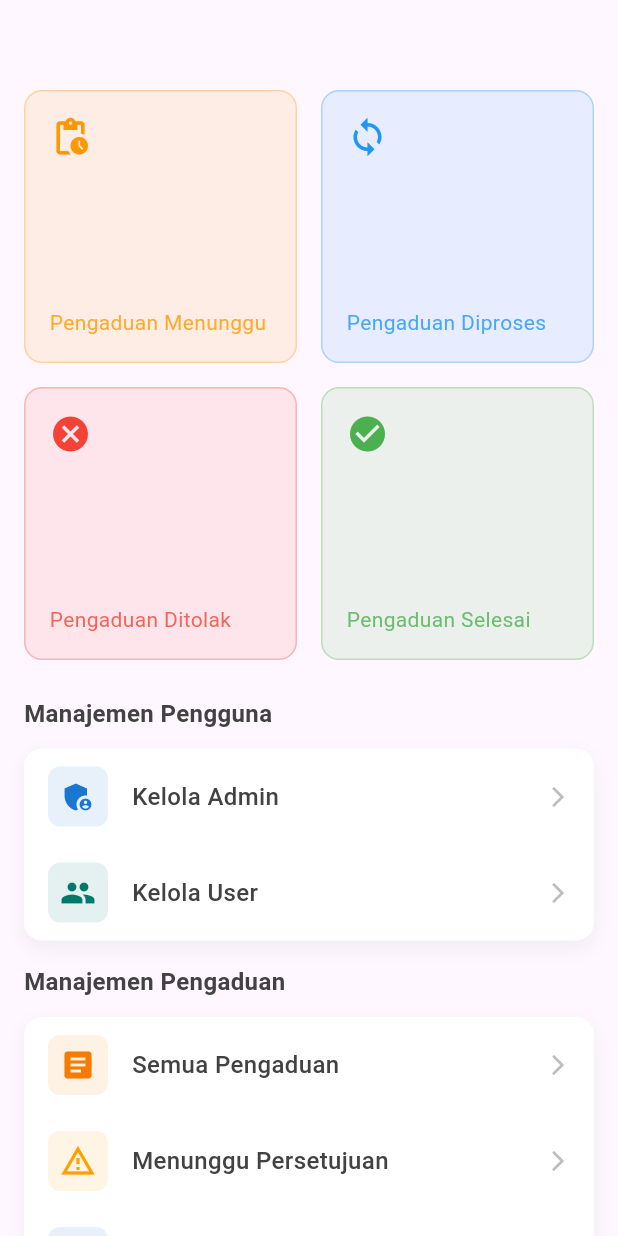
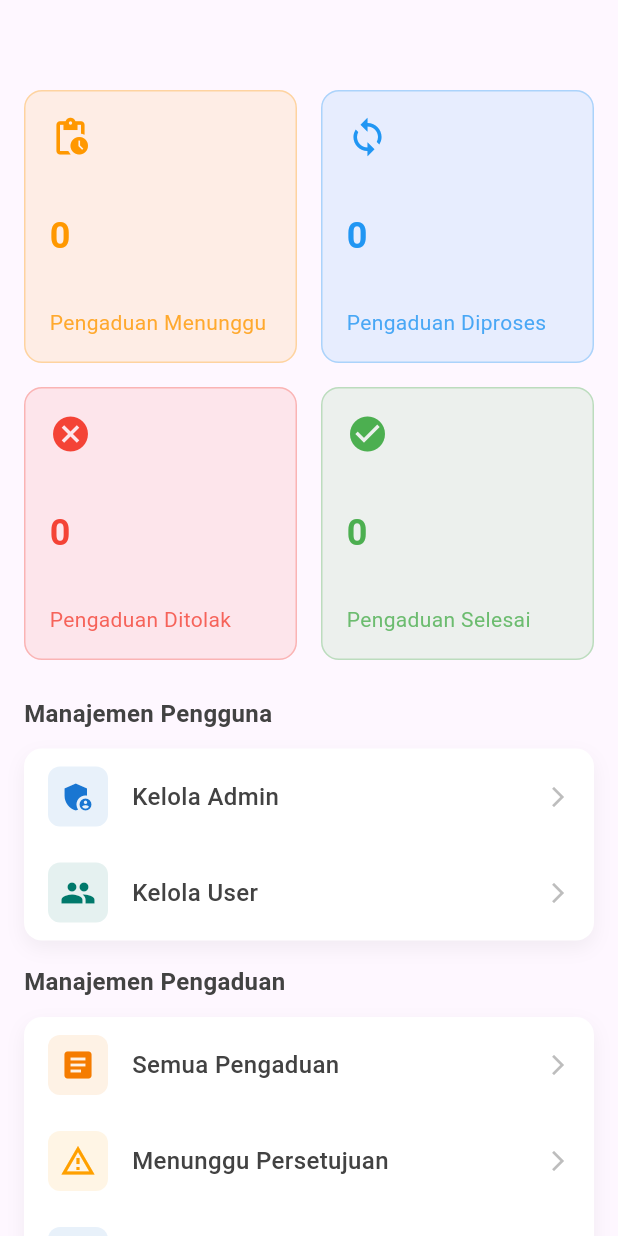
Before and after one commit to AndhikaaW/Saksi, a Flutter app: the HomeTabViewSuperadmin widget shown alone on an empty page, opened directly, on a phone screen of 412 x 824 dp. Run offline on Flutter 3.47's test engine with Material 3 defaults, Android fonts, the light colour scheme and no system bars; our stand-ins replace awesome_notifications, cloud_firestore, firebase_auth, firebase_core, get, get_storage and 3 more; missing offline and left inert: excel; accounts and stored records are empty; network calls fail; Roboto replaces fonts that are missing (Poppins).

Commit message:
[update] - fixing bug

```diff
--- a/lib/app/modules/dashboard/dashboardSuperadmin/controllers/dashboard_superadmin_controller.dart
+++ b/lib/app/modules/dashboard/dashboardSuperadmin/controllers/dashboard_superadmin_controller.dart
@@ -1,22 +1,37 @@
+import 'dart:async';
+
+import 'package:awesome_notifications/awesome_notifications.dart';
+import 'package:cloud_firestore/cloud_firestore.dart';
 import 'package:flutter/cupertino.dart';
 import 'package:get/get.dart';
 import 'package:get_storage/get_storage.dart';
+import 'package:saksi_app/app/data/models/Complaint.dart';
 import 'package:saksi_app/app/modules/chat/views/chat_list_view_admin.dart';
 import 'package:saksi_app/app/modules/dashboard/dashboardSuperadmin/views/home_superadmin.dart';
 import 'package:saksi_app/app/modules/profile/views/profile_view.dart';
 
 class DashboardSuperadminController extends GetxController {
+  final FirebaseFirestore _firestore = FirebaseFirestore.instance;
   final box = GetStorage();
   var username = ''.obs;
-  final currentIndex = 0.obs; // Gunakan .obs untuk reaktivitas
+  final currentIndex = 0.obs;
   late List<Widget> tabPages;
+
   final RxInt admins = 0.obs;
   final RxInt users = 0.obs;
   final RxBool isLoading = false.obs;
 
+  StreamSubscription<QuerySnapshot>? _complaintSubscription;
+  // Tambahkan RxInt untuk setiap status pengaduan
+  final RxInt pendingComplaints = 0.obs; // statusPengaduan = 0 (Menunggu Persetujuan)
+  final RxInt processedComplaints = 0.obs; // statusPengaduan = 1 (Diproses/Aktif)
+  final RxInt completedComplaints = 0.obs; // statusPengaduan = 2 (Selesai)
+  final RxInt rejectedComplaints = 0.obs; // statusPengaduan = 3 (Ditolak)
+
   @override
   void onInit() {
     super.onInit();
+    _listenToComplaintChanges();
     tabPages = [
       // const DashboardUserView(),   // Tab Utama
       const HomeTabViewSuperadmin(), // Tab Chat
@@ -60,32 +75,74 @@ class DashboardSuperadminController extends GetxController {
         return '';
     }
   }
+void _listenToComplaintChanges() {
+    try {
+      // Simpan subscription agar bisa di-cancel jika perlu
+      _complaintSubscription?.cancel();
+      _complaintSubscription = _firestore.collection('complaints').snapshots().listen(
+        (QuerySnapshot snapshot) {
+          // Hitung jumlah pengaduan berdasarkan statusPengaduan
+          int pending = 0;
+          int processed = 0;
+          int completed = 0;
+          int rejected = 0;
 
-  // Future<void> getLength() async {
-  //   try {
-  //     isLoading.value = true;
+          for (var doc in snapshot.docs) {
+            final data = doc.data() as Map<String, dynamic>;
+            final status = data['statusPengaduan'];
+            if (status == 0) {
+              pending++;
+            } else if (status == 1) {
+              processed++;
+            } else if (status == 2) {
+              completed++;
+            } else if (status == 3) {
+              rejected++;
+            }
+          }
 
-  //     // Get admin users count (status = 1)
-  //     final QuerySnapshot adminSnapshot = await _firestore
-  //         .collection('users')
-  //         .where('status', whereIn: [0, 1])
-  //         .get();
-  //     admins.value = adminSnapshot.size;
+          // Update RxInt agar UI otomatis terupdate
+          pendingComplaints.value = pending;
+          processedComplaints.value = processed;
+          completedComplaints.value = completed;
+          rejectedComplaints.value = rejected;
 
-  //     // Get regular users count (status = 2)
-  //     final QuerySnapshot userSnapshot = await _firestore
-  //         .collection('users')
-  //         .where('status', isEqualTo: 2)
-  //         .get();
-  //     users.value = userSnapshot.size;
-  //   } catch (e) {
-  //     Get.snackbar(
-  //       'Error',
-  //       'Gagal mengambil data user: $e',
-  //       snackPosition: SnackPosition.BOTTOM,
-  //     );
-  //   } finally {
-  //     isLoading.value = false;
-  //   }
-  // }
+          // Notifikasi jika ada pengaduan baru masuk (status 0)
+          if (snapshot.docChanges.isNotEmpty) {
+            for (var change in snapshot.docChanges) {
+              if (change.type == DocumentChangeType.added) {
+                final data = change.doc.data() as Map<String, dynamic>;
+                if (data['statusPengaduan'] == 0) {
+                  final complaint = Complaint.fromJson(data);
+                  AwesomeNotifications().createNotification(
+                    content: NotificationContent(
+                      id: 10,
+                      channelKey: 'complaint_channel',
+                      title: 'Pengaduan Baru',
+                      body: 'Ada pengaduan baru dari ${complaint.namaPelapor}',
+                      notificationLayout: NotificationLayout.Default,
+                      payload: {'complaintId': complaint.complaintId},
+                    ),
+                  );
+                }
+              }
+            }
+          }
+        },
+        onError: (error) {
+          Get.snackbar(
+            'Error',
+            'Gagal memantau data pengaduan: $error',
+            snackPosition: SnackPosition.BOTTOM,
+          );
+        },
+      );
+    } catch (e) {
+      Get.snackbar(
+        'Error',
+        'Gagal memulai pemantauan pengaduan: $e',
+        snackPosition: SnackPosition.BOTTOM,
+      );
+    }
+  }
 }
--- a/lib/app/modules/dashboard/dashboardSuperadmin/views/home_superadmin.dart
+++ b/lib/app/modules/dashboard/dashboardSuperadmin/views/home_superadmin.dart
@@ -2,7 +2,6 @@ import 'package:flutter/material.dart';
 import 'package:get/get.dart';
 import 'package:saksi_app/app/modules/dashboard/dashboardSuperadmin/controllers/dashboard_superadmin_controller.dart';
 import 'package:saksi_app/app/modules/manageComplaint/views/complaint_list_view.dart';
-import 'package:saksi_app/app/modules/manageRole/manageAdmin/views/manage_admin_view.dart';
 
 class HomeTabViewSuperadmin extends GetView<DashboardSuperadminController> {
   const HomeTabViewSuperadmin({Key? key}) : super(key: key);
@@ -41,12 +40,6 @@ class HomeTabViewSuperadmin extends GetView<DashboardSuperadminController> {
                 color: Colors.teal.shade700,
                 onTap: () => Get.toNamed('/manage-user'),
               ),
-              // MenuItemData(
-              //   title: 'Pengaturan Role',
-              //   icon: Icons.security,
-              //   color: Colors.purple.shade700,
-              //   onTap: () => Get.toNamed('/manage-role'),
-              // ),
             ],
           ),
           const SizedBox(height: 16),
@@ -112,18 +105,6 @@ class HomeTabViewSuperadmin extends GetView<DashboardSuperadminController> {
                 color: Colors.indigo.shade700,
                 onTap: () => Get.toNamed('/news'),
               ),
-              // MenuItemData(
-              //   title: 'Log Aktivitas',
-              //   icon: Icons.history,
-              //   color: Colors.indigo.shade700,
-              //   onTap: () => Get.toNamed('/log-aktivitas'),
-              // ),
-              // MenuItemData(
-              //   title: 'Backup & Restore',
-              //   icon: Icons.backup,
-              //   color: Colors.cyan.shade700,
-              //   onTap: () => Get.toNamed('/backup'),
-              // ),
             ],
           ),
           const SizedBox(height: 16),
@@ -131,18 +112,6 @@ class HomeTabViewSuperadmin extends GetView<DashboardSuperadminController> {
           _buildMenuSection(
             title: 'Sistem',
             menus: [
-              // MenuItemData(
-              //   title: 'Konfigurasi Aplikasi',
-              //   icon: Icons.settings,
-              //   color: Colors.grey.shade700,
-              //   onTap: () => Get.toNamed('/konfigurasi'),
-              // ),
-              // MenuItemData(
-              //   title: 'Log Aktivitas',
-              //   icon: Icons.history,
-              //   color: Colors.indigo.shade700,
-              //   onTap: () => Get.toNamed('/log-aktivitas'),
-              // ),
               MenuItemData(
                 title: 'Backup & Restore',
                 icon: Icons.backup,
@@ -159,7 +128,7 @@ class HomeTabViewSuperadmin extends GetView<DashboardSuperadminController> {
   }
 
   Widget _buildStatCards() {
-    return GridView.count(
+    return Obx(() => GridView.count(
           crossAxisCount: 2,
           crossAxisSpacing: 16,
           mainAxisSpacing: 16,
@@ -168,34 +137,46 @@ class HomeTabViewSuperadmin extends GetView<DashboardSuperadminController> {
           children: [
             _buildStatCard(
               title: 'Pengaduan Menunggu',
-          value: '',
-          // value: '${controller.pendingComplaints}',
+              value: '${controller.pendingComplaints.value}',
               icon: Icons.pending_actions,
               color: Colors.orange,
+              onTap: () => Get.toNamed('/complaint-list', arguments: ComplaintListView(
+                  statusFilter: 0,
+                  title: 'Menunggu Persetujuan'
+                )),
             ),
             _buildStatCard(
               title: 'Pengaduan Diproses',
-          value: '',
-          // value: '${controller.processedComplaints}',
+              value: '${controller.processedComplaints.value}',
               icon: Icons.sync,
               color: Colors.blue,
+              onTap: () => Get.toNamed('/complaint-list', arguments: ComplaintListView(
+                  statusFilter: 1,
+                  title: 'Pengaduan Aktif'
+                )),
             ),
             _buildStatCard(
               title: 'Pengaduan Ditolak',
-          value: '',
-          // value: '${controller.completedComplaints}',
+              value: '${controller.rejectedComplaints.value}',
               icon: Icons.cancel,
               color: Colors.red,
+               onTap: () => Get.toNamed('/complaint-list', arguments: ComplaintListView(
+                  statusFilter: 3,
+                  title: 'Pengaduan Ditolak'
+                )),
             ),
             _buildStatCard(
               title: 'Pengaduan Selesai',
-          value: '',
-          // value: '${controller.completedComplaints}',
+              value: '${controller.completedComplaints.value}',
               icon: Icons.check_circle,
               color: Colors.green,
+              onTap: () => Get.toNamed('/complaint-list', arguments: ComplaintListView(
+                  statusFilter: 2,
+                  title: 'Pengaduan Selesai'
+                )),
             ),
           ],
-    );
+        ));
   }
 
   Widget _buildStatCard({
@@ -203,8 +184,12 @@ class HomeTabViewSuperadmin extends GetView<DashboardSuperadminController> {
     required String value,
     required IconData icon,
     required Color color,
+    VoidCallback? onTap,
   }) {
-    return Container(
+    return InkWell(
+      onTap: onTap,
+      borderRadius: BorderRadius.circular(12),
+      child: Container(
         padding: const EdgeInsets.all(16),
         decoration: BoxDecoration(
           color: color.withOpacity(0.1),
@@ -234,6 +219,7 @@ class HomeTabViewSuperadmin extends GetView<DashboardSuperadminController> {
               ),
             ),
           ],
+        ),
       ),
     );
   }
```
Also changed, not shown: lib/app/modules/dashboard/dashboardAdmin/controllers/dashboard_admin_controller.dart (+51 -35 lines), lib/app/modules/dashboard/dashboardAdmin/views/home_admin.dart (+29 -7 lines), lib/app/modules/progresComplaint/views/detailRiwayatTab.dart (+88 -60 lines). Lines whose indentation alone changed are shown as unchanged.
